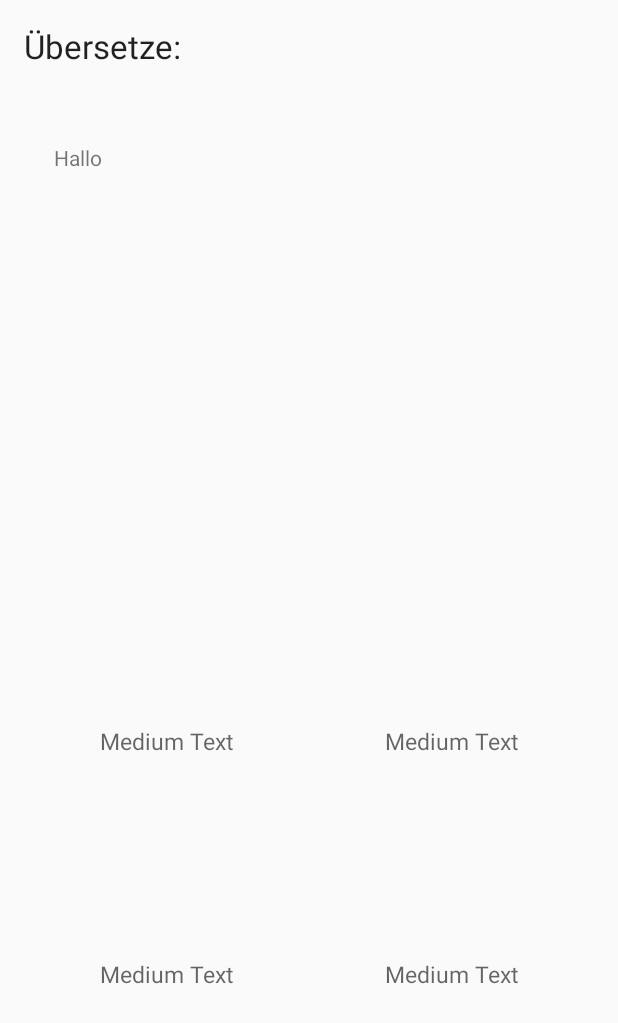
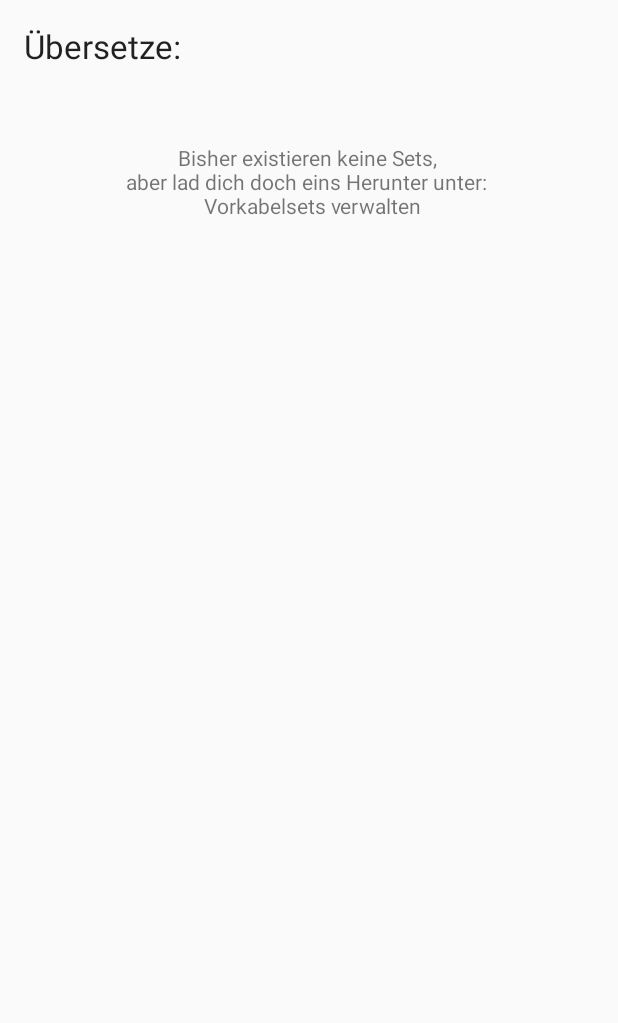
Before and after one commit to Mediumwater/Vokabeltrainer, an Android app: the layout fragment_multichoice.xml on its own in the app's theme, with its tools: preview values and no code run, on a phone screen of 412 x 824 dp. Shown: the top 1023 px of the screen. Run offline under Robolectric (Android 15) with nearby library versions, the phone set to English and light mode, and no system bars.

```diff
--- a/app/src/main/java/de/htwdd/vokabeltrainer/MultiChoiceFragment.java
+++ b/app/src/main/java/de/htwdd/vokabeltrainer/MultiChoiceFragment.java
@@ -136,7 +136,8 @@ public class MultiChoiceFragment extends Fragment implements View.OnClickListene
 
         ArrayList<ArrayList<DBHelper.VocabWord>> v = db.getRandomVocabWord();
 
-
+        if (v.isEmpty()){
+            return;}
 
         if (evaluation) {
             this.source = v.get(0);
--- a/app/src/main/java/de/htwdd/vokabeltrainer/helper/DBHelper.java
+++ b/app/src/main/java/de/htwdd/vokabeltrainer/helper/DBHelper.java
@@ -101,7 +101,7 @@ public class DBHelper extends SQLiteOpenHelper {
 
     public DBHelper(Context context) {
         super(context, DATABASE_NAME , null, 1);
-        //context.deleteDatabase(DATABASE_NAME); // Datenbank immer wieder loeschen, damit onCreate-Methode aufgerufen wird.
+        context.deleteDatabase(DATABASE_NAME); // Datenbank immer wieder loeschen, damit onCreate-Methode aufgerufen wird.
     }
 
     @Override public void onCreate(SQLiteDatabase db) {
@@ -302,8 +302,7 @@ public class DBHelper extends SQLiteOpenHelper {
 
         Random random = new Random();
         ArrayList<Cursor> c = this.getRandomVocabWords(setid);
-
-        if (c.isEmpty()) {Log.d("DEBUG", "getRandomVocabWords() is empty in DBHelper"); return al;}
+        if (c.isEmpty()) {Log.d("DEBUG", "getRandomVocabWords() is empty in getRandomVocabWord(int setid)"); return al;}
         int i = 0;
         al.add(new ArrayList<VocabWord>());
         for (Cursor cur : c) {
--- a/app/src/main/res/layout/fragment_freitext.xml
+++ b/app/src/main/res/layout/fragment_freitext.xml
@@ -50,6 +50,7 @@
                 android:layout_width="match_parent"
                 android:layout_height="wrap_content"
                 android:id="@+id/etans"
+                android:visibility="invisible"
                 android:layout_gravity="center_horizontal" />
 
         </LinearLayout>
@@ -59,6 +60,7 @@
             android:layout_width="wrap_content"
             android:layout_height="wrap_content"
             android:text="Go"
+            android:visibility="invisible"
             android:id="@+id/bsetcheck"
             android:layout_gravity="center_horizontal" />
 
@@ -105,7 +107,8 @@
         <TextView
             android:layout_width="wrap_content"
             android:layout_height="wrap_content"
-            android:text=""
+            android:text="Bisher existieren keine Sets, \naber lad dich doch eins Herunter unter: \n Vorkabelsets verwalten"
+            android:textAlignment="center"
             android:id="@+id/CheatTV"
             android:layout_gravity="center_horizontal" />
 
--- a/app/src/main/res/layout/fragment_multichoice.xml
+++ b/app/src/main/res/layout/fragment_multichoice.xml
@@ -36,13 +36,14 @@
             <TextView
                 android:layout_width="fill_parent"
                 android:layout_height="wrap_content"
-                android:text="Hallo"
+                android:text="Bisher existieren keine Sets, \naber lad dich doch eins Herunter unter: \n Vorkabelsets verwalten"
                 android:id="@+id/translatesrc"
                 android:hint="Translate this"
                 android:layout_gravity="center_horizontal"
                 android:paddingLeft="20dp"
                 android:paddingTop="30dp"
                 android:paddingRight="20dp"
+                android:textAlignment="center"
                 android:paddingBottom="30dp" />
         </LinearLayout>
 
@@ -60,7 +61,7 @@
                 android:layout_width="match_parent"
                 android:layout_height="match_parent"
                 android:textAppearance="?android:attr/textAppearanceMedium"
-                android:text="Medium Text"
+                android:text=""
                 android:id="@+id/choice1"
                 android:layout_weight="1"
                 android:textAlignment="center"
@@ -75,7 +76,7 @@
                 android:layout_width="match_parent"
                 android:layout_height="match_parent"
                 android:textAppearance="?android:attr/textAppearanceMedium"
-                android:text="Medium Text"
+                android:text=""
                 android:id="@+id/choice2"
                 android:layout_weight="1"
                 android:textAlignment="center"
@@ -96,7 +97,7 @@
                 android:layout_width="match_parent"
                 android:layout_height="match_parent"
                 android:textAppearance="?android:attr/textAppearanceMedium"
-                android:text="Medium Text"
+                android:text=""
                 android:id="@+id/choice3"
                 android:layout_weight="1"
                 android:textAlignment="center"
@@ -111,7 +112,7 @@
                 android:layout_width="match_parent"
                 android:layout_height="match_parent"
                 android:textAppearance="?android:attr/textAppearanceMedium"
-                android:text="Medium Text"
+                android:text=""
                 android:id="@+id/choice4"
                 android:layout_weight="1"
                 android:textAlignment="center"
```
Also changed, not shown: app/src/main/java/de/htwdd/vokabeltrainer/FreitextFragment.java (+16 -5 lines), app/src/main/java/de/htwdd/vokabeltrainer/MainActivity.java (+15 -2 lines).
